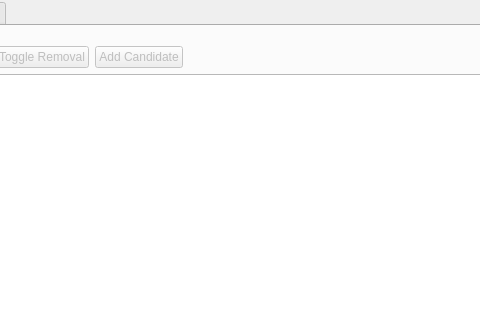
Old version of the form MaestroCore/GUI/mainwindow.ui in the repository sagesanto/scheduler; both pictures show x 392 to 872 and y 0 to 320 of the 1094 by 727 pixel window.
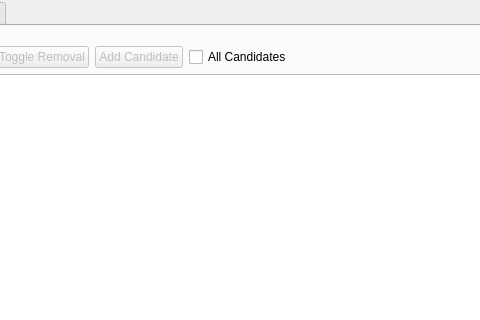
New version of the form. The open tabs and pages were chosen to show the change. Custom widgets are drawn as their Qt base class.

What changed in the file:
```diff
--- a/MaestroCore/GUI/mainwindow.ui
+++ b/MaestroCore/GUI/mainwindow.ui
@@ -378,6 +378,16 @@
              </property>
             </widget>
            </item>
+           <item>
+            <widget class="QCheckBox" name="allCandidatesCheckbox">
+             <property name="toolTip">
+              <string>Show all candidates, not just recent ones</string>
+             </property>
+             <property name="text">
+              <string>All Candidates</string>
+             </property>
+            </widget>
+           </item>
            <item>
             <spacer name="horizontalSpacer_3">
              <property name="orientation">
```
Left out of the diff: 6 changed lines with no effect on the pictures.
